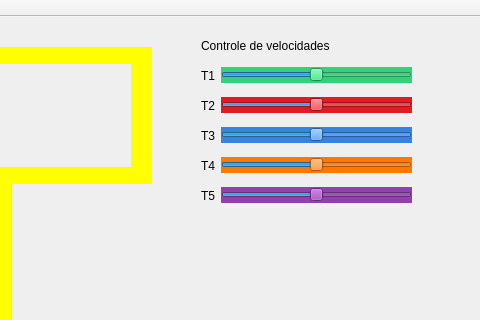
Above: mainwindow.ui from pedrolucas27/malha-ferroviaria before the change; both pictures show x 739 to 1219 and y 0 to 320 of the 1219 by 422 pixel window. Below: the same form after it.
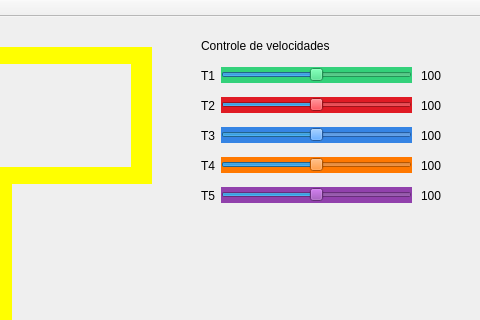
That is the form after the change.

Commit message: feat: exibição das velocidades

```diff
--- a/mainwindow.ui
+++ b/mainwindow.ui
@@ -529,6 +529,71 @@
      <string/>
     </property>
    </widget>
+   <widget class="QLabel" name="label_v1">
+    <property name="geometry">
+     <rect>
+      <x>1160</x>
+      <y>50</y>
+      <width>41</width>
+      <height>17</height>
+     </rect>
+    </property>
+    <property name="text">
+     <string>100</string>
+    </property>
+   </widget>
+   <widget class="QLabel" name="label_v2">
+    <property name="geometry">
+     <rect>
+      <x>1160</x>
+      <y>80</y>
+      <width>41</width>
+      <height>17</height>
+     </rect>
+    </property>
+    <property name="text">
+     <string>100</string>
+    </property>
+   </widget>
+   <widget class="QLabel" name="label_v3">
+    <property name="geometry">
+     <rect>
+      <x>1160</x>
+      <y>110</y>
+      <width>41</width>
+      <height>17</height>
+     </rect>
+    </property>
+    <property name="text">
+     <string>100</string>
+    </property>
+   </widget>
+   <widget class="QLabel" name="label_v4">
+    <property name="geometry">
+     <rect>
+      <x>1160</x>
+      <y>140</y>
+      <width>41</width>
+      <height>17</height>
+     </rect>
+    </property>
+    <property name="text">
+     <string>100</string>
+    </property>
+   </widget>
+   <widget class="QLabel" name="label_v5">
+    <property name="geometry">
+     <rect>
+      <x>1160</x>
+      <y>170</y>
+      <width>41</width>
+      <height>17</height>
+     </rect>
+    </property>
+    <property name="text">
+     <string>100</string>
+    </property>
+   </widget>
    <zorder>label_trilho5_2</zorder>
    <zorder>label_trilho4_3</zorder>
    <zorder>label_trilho1</zorder>
```
Left out of the diff: 5 changed lines with no effect on the pictures. The commit also changes 2 other files.
